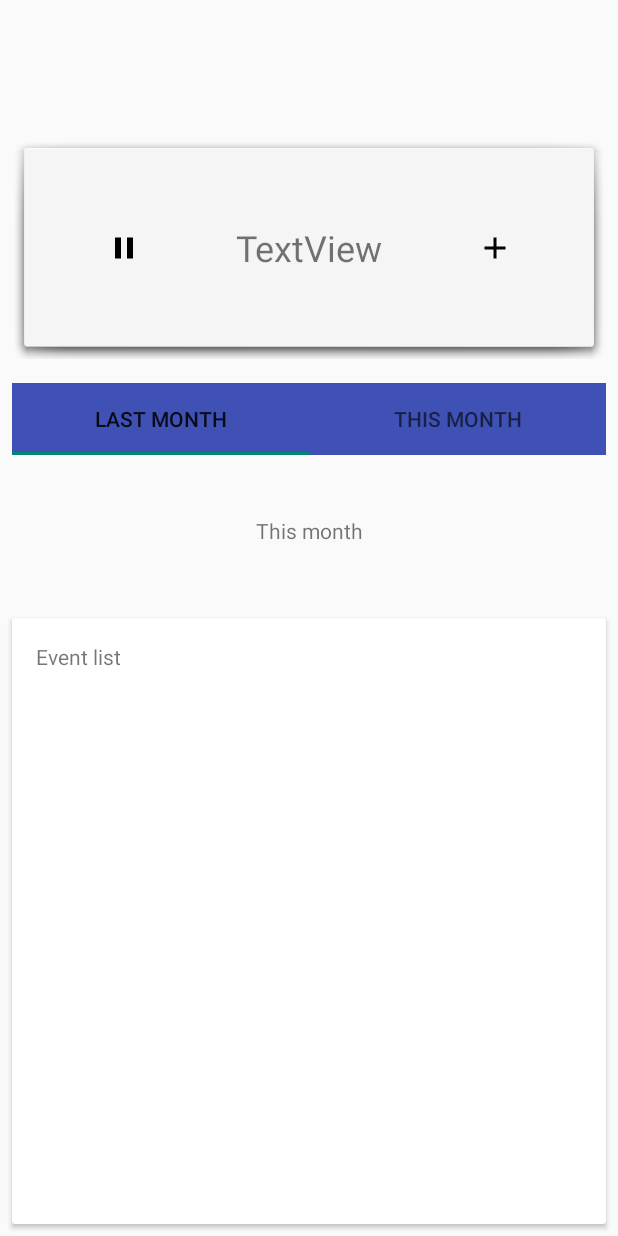
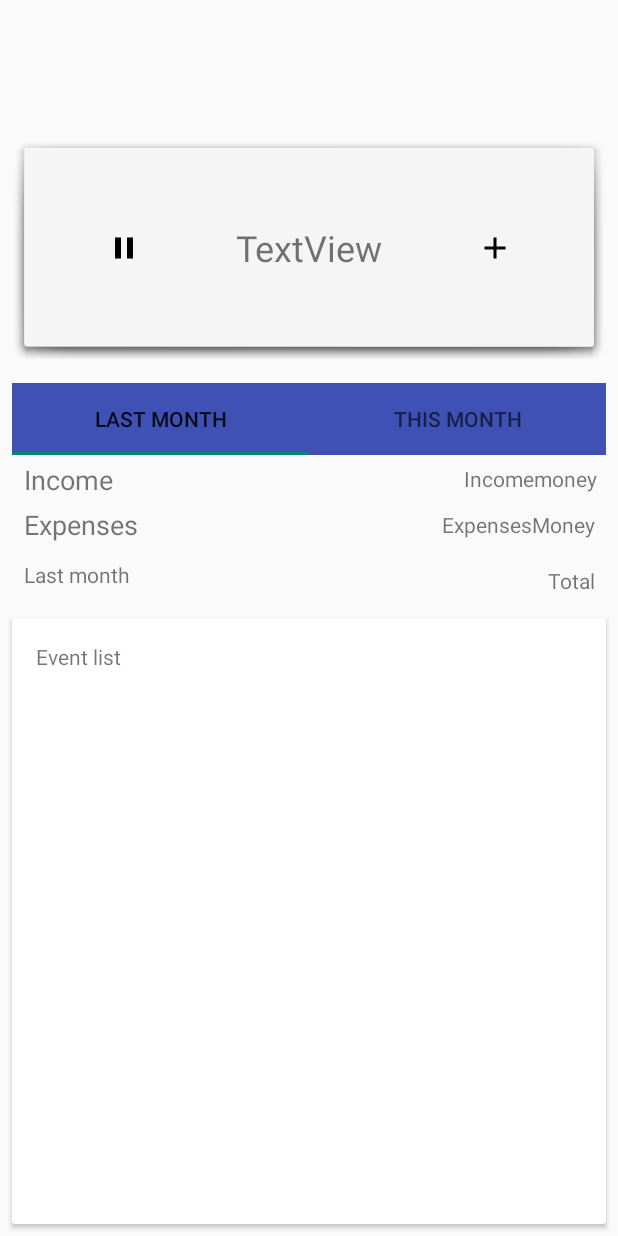
Before and after one commit to TechkidsAndroid11/First-Project-Team-2-Black-Fund, an Android app: the screen it shows after launch (MainActivity), on a phone screen of 412 x 824 dp. Run offline under Robolectric (Android 15) with nearby library versions, the phone set to English and light mode, and no system bars.

Commit message:
send data through OverviewTab

```diff
--- a/BlackFund/app/src/main/java/com/example/admins/blackfund/activities/OverviewFragment.java
+++ b/BlackFund/app/src/main/java/com/example/admins/blackfund/activities/OverviewFragment.java
@@ -6,8 +6,11 @@ import android.support.v4.app.Fragment;
 import android.view.LayoutInflater;
 import android.view.View;
 import android.view.ViewGroup;
+import android.widget.TextView;
 
 import com.example.admins.blackfund.R;
+
+import static com.example.admins.blackfund.adapters.OverviewPagerAdapter.OVERVIEW_KEY;
 
 /**
  * Created by Son Hoang on 10/24/2017.
@@ -18,6 +21,15 @@ public class OverviewFragment extends Fragment {
     @Nullable
     @Override
     public View onCreateView(LayoutInflater inflater, @Nullable ViewGroup container, @Nullable Bundle savedInstanceState) {
-        return inflater.inflate(R.layout.overview_fragment_tab, container, false);
+        View overviewTab = inflater.inflate(R.layout.overview_fragment_tab, container, false);
+        TextView tvDemo = overviewTab.findViewById(R.id.tv_demo);
+
+        if (getArguments().getBoolean(OVERVIEW_KEY)){
+            tvDemo.setText("This month");
+        } else {
+            tvDemo.setText("Last month");
+        }
+
+        return overviewTab;
     }
 }
--- a/BlackFund/app/src/main/java/com/example/admins/blackfund/adapters/OverviewPagerAdapter.java
+++ b/BlackFund/app/src/main/java/com/example/admins/blackfund/adapters/OverviewPagerAdapter.java
@@ -1,5 +1,6 @@
 package com.example.admins.blackfund.adapters;
 
+import android.os.Bundle;
 import android.support.v4.app.Fragment;
 import android.support.v4.app.FragmentManager;
 import android.support.v4.app.FragmentPagerAdapter;
@@ -12,6 +13,7 @@ import com.example.admins.blackfund.activities.OverviewFragment;
 
 public class OverviewPagerAdapter extends FragmentPagerAdapter {
     private static final int PAGE_COUNT = 2;
+    public static final String OVERVIEW_KEY = "overview_key";
     private String tabTitles[] = new String[]{"Last month", "This month"};
 
     public OverviewPagerAdapter(FragmentManager fm) {
@@ -22,11 +24,19 @@ public class OverviewPagerAdapter extends FragmentPagerAdapter {
     public Fragment getItem(int position) {
         switch (position){
             case 0:
-                return new OverviewFragment();
+                return setOverviewTabData(false);
             case 1:
-                return new OverviewFragment();
+                return setOverviewTabData(true);
         }
         return null;
+    }
+
+    private OverviewFragment setOverviewTabData(boolean trueMonth) {
+        Bundle bundle = new Bundle();
+        bundle.putBoolean(OVERVIEW_KEY, trueMonth);
+        OverviewFragment overviewFragment = new OverviewFragment();
+        overviewFragment.setArguments(bundle);
+        return overviewFragment;
     }
 
     @Override
--- a/BlackFund/app/src/main/res/layout/overview_fragment_tab.xml
+++ b/BlackFund/app/src/main/res/layout/overview_fragment_tab.xml
@@ -1,23 +1,96 @@
 <?xml version="1.0" encoding="utf-8"?>
 <android.support.constraint.ConstraintLayout xmlns:android="http://schemas.android.com/apk/res/android"
     xmlns:app="http://schemas.android.com/apk/res-auto"
+    xmlns:tools="http://schemas.android.com/tools"
     android:orientation="vertical"
     android:layout_width="match_parent"
     android:layout_height="match_parent">
 
     <TextView
+        android:id="@+id/textView"
         android:layout_width="wrap_content"
         android:layout_height="wrap_content"
+        android:layout_marginLeft="8dp"
+        android:layout_marginTop="0dp"
+        android:text="Expenses"
+        android:textSize="18sp"
+        app:layout_constraintLeft_toLeftOf="parent"
+        app:layout_constraintTop_toTopOf="@+id/guideline3"
+        android:layout_marginBottom="8dp"
+        app:layout_constraintBottom_toTopOf="@+id/guideline7" />
+
+    <TextView
+        android:id="@+id/textView2"
+        android:layout_width="wrap_content"
+        android:layout_height="wrap_content"
+        android:layout_marginBottom="10dp"
+        android:layout_marginRight="6dp"
+        android:text="Incomemoney"
+        app:layout_constraintBottom_toTopOf="@+id/guideline3"
+        app:layout_constraintRight_toRightOf="parent"
         app:layout_constraintTop_toTopOf="parent"
-        android:layout_marginTop="8dp"
+        android:layout_marginTop="8dp" />
+
+    <TextView
+        android:id="@+id/textView4"
+        android:layout_width="wrap_content"
+        android:layout_height="wrap_content"
+        android:layout_marginBottom="9dp"
         android:layout_marginLeft="8dp"
+        android:text="Income"
+        android:textSize="18sp"
+        app:layout_constraintBottom_toTopOf="@+id/guideline3"
         app:layout_constraintLeft_toLeftOf="parent"
-        android:layout_marginRight="8dp"
+        app:layout_constraintTop_toTopOf="parent"
+        android:layout_marginTop="8dp" />
+
+    <android.support.constraint.Guideline
+        android:layout_width="wrap_content"
+        android:layout_height="wrap_content"
+        android:id="@+id/guideline3"
+        android:orientation="horizontal"
+        app:layout_constraintGuide_percent="0.33" />
+
+    <TextView
+        android:id="@+id/textView5"
+        android:layout_width="wrap_content"
+        android:layout_height="wrap_content"
+        android:layout_marginRight="7dp"
+        android:layout_marginTop="0dp"
+        android:text="ExpensesMoney"
         app:layout_constraintRight_toRightOf="parent"
+        app:layout_constraintTop_toTopOf="@+id/guideline3"
+        android:layout_marginBottom="8dp"
+        app:layout_constraintBottom_toTopOf="@+id/guideline7" />
+
+    <android.support.constraint.Guideline
+        android:layout_width="wrap_content"
+        android:layout_height="wrap_content"
+        android:id="@+id/guideline7"
+        android:orientation="horizontal"
+        app:layout_constraintGuide_percent="0.66" />
+
+    <TextView
+        android:id="@+id/textView6"
+        android:layout_width="wrap_content"
+        android:layout_height="wrap_content"
+        android:text="Total"
         app:layout_constraintBottom_toBottomOf="parent"
         android:layout_marginBottom="8dp"
-        android:text="This month"
-        android:layout_marginStart="8dp"
-        android:layout_marginEnd="8dp" />
+        android:layout_marginRight="7dp"
+        app:layout_constraintRight_toRightOf="parent"
+        app:layout_constraintTop_toTopOf="@+id/guideline7"
+        android:layout_marginTop="8dp" />
 
+    <TextView
+        android:id="@+id/tv_demo"
+        android:layout_width="wrap_content"
+        android:layout_height="wrap_content"
+        android:layout_marginBottom="8dp"
+        android:layout_marginLeft="8dp"
+        android:layout_marginTop="0dp"
+        android:text="TextView"
+        app:layout_constraintBottom_toBottomOf="parent"
+        app:layout_constraintLeft_toLeftOf="parent"
+        app:layout_constraintTop_toTopOf="@+id/guideline7" />
 </android.support.constraint.ConstraintLayout>
```
